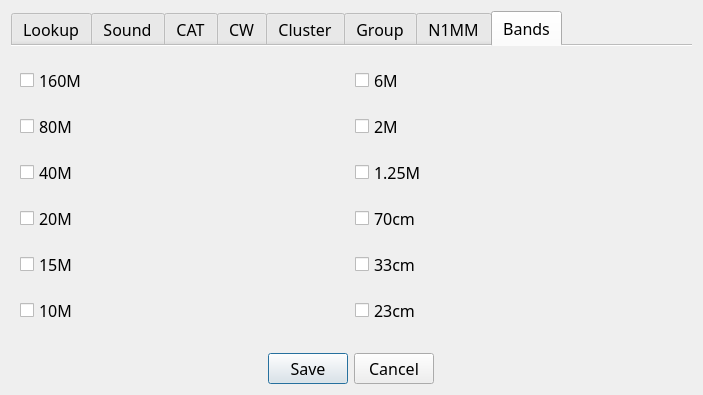
Above: not1mm/data/configuration.ui from mbridak/not1mm before the change. Below: the same form after it.
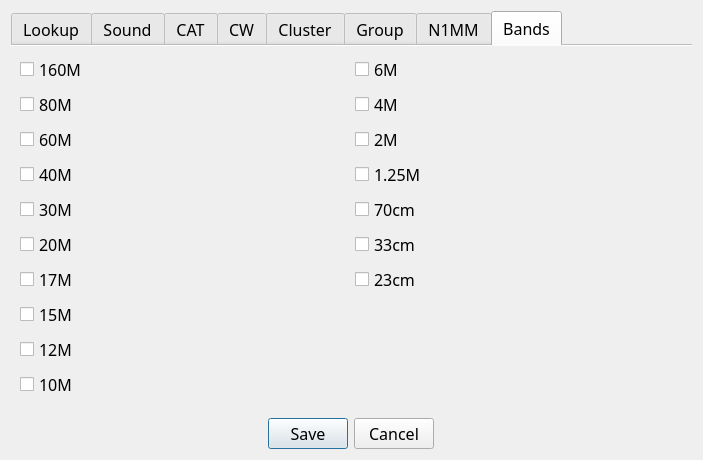
That is the form after the change. The open tabs and pages were chosen to show the change.

Commit message: Fixed band inconsistencies

Patch:
```diff
--- a/not1mm/data/configuration.ui
+++ b/not1mm/data/configuration.ui
@@ -1499,34 +1499,6 @@
        <string>Bands</string>
       </attribute>
       <layout class="QGridLayout" name="gridLayout_9">
-       <item row="1" column="1">
-        <widget class="QCheckBox" name="activate_2m">
-         <property name="text">
-          <string>2M</string>
-         </property>
-        </widget>
-       </item>
-       <item row="2" column="1">
-        <widget class="QCheckBox" name="activate_1dot25">
-         <property name="text">
-          <string>1.25M</string>
-         </property>
-        </widget>
-       </item>
-       <item row="2" column="0">
-        <widget class="QCheckBox" name="activate_40m">
-         <property name="text">
-          <string>40M</string>
-         </property>
-        </widget>
-       </item>
-       <item row="1" column="0">
-        <widget class="QCheckBox" name="activate_80m">
-         <property name="text">
-          <string>80M</string>
-         </property>
-        </widget>
-       </item>
        <item row="0" column="0">
         <widget class="QCheckBox" name="activate_160m">
          <property name="text">
@@ -1534,49 +1506,112 @@
          </property>
         </widget>
        </item>
-       <item row="0" column="1">
-        <widget class="QCheckBox" name="activate_6m">
+	   <item row="1" column="0">
+        <widget class="QCheckBox" name="activate_80m">
          <property name="text">
-          <string>6M</string>
+          <string>80M</string>
          </property>
         </widget>
        </item>
-       <item row="3" column="0">
+       <item row="2" column="0">
+        <widget class="QCheckBox" name="activate_60m">
+         <property name="text">
+          <string>60M</string>
+         </property>
+        </widget>
+       </item>
+	   <item row="3" column="0">
+        <widget class="QCheckBox" name="activate_40m">
+         <property name="text">
+          <string>40M</string>
+         </property>
+        </widget>
+       </item>
+	   <item row="4" column="0">
+        <widget class="QCheckBox" name="activate_30m">
+         <property name="text">
+          <string>30M</string>
+         </property>
+        </widget>
+       </item>
+       <item row="5" column="0">
         <widget class="QCheckBox" name="activate_20m">
          <property name="text">
           <string>20M</string>
          </property>
         </widget>
        </item>
-       <item row="4" column="0">
+	   <item row="6" column="0">
+        <widget class="QCheckBox" name="activate_17m">
+         <property name="text">
+          <string>17M</string>
+         </property>
+        </widget>
+       </item>
+       <item row="7" column="0">
         <widget class="QCheckBox" name="activate_15m">
          <property name="text">
           <string>15M</string>
          </property>
         </widget>
        </item>
-       <item row="5" column="0">
+	   <item row="8" column="0">
+        <widget class="QCheckBox" name="activate_12m">
+         <property name="text">
+          <string>12M</string>
+         </property>
+        </widget>
+       </item>
+       <item row="9" column="0">
         <widget class="QCheckBox" name="activate_10m">
          <property name="text">
           <string>10M</string>
          </property>
         </widget>
        </item>
+	   <item row="0" column="1">
+        <widget class="QCheckBox" name="activate_6m">
+         <property name="text">
+          <string>6M</string>
+         </property>
+        </widget>
+       </item>
+	   <item row="1" column="1">
+        <widget class="QCheckBox" name="activate_4m">
+         <property name="text">
+          <string>4M</string>
+         </property>
+        </widget>
+       </item>
+	   <item row="2" column="1">
+        <widget class="QCheckBox" name="activate_2m">
+         <property name="text">
+          <string>2M</string>
+         </property>
+        </widget>
+       </item>
        <item row="3" column="1">
+        <widget class="QCheckBox" name="activate_1dot25">
+         <property name="text">
+          <string>1.25M</string>
+         </property>
+        </widget>
+       </item>
+       <item row="4" column="1">
         <widget class="QCheckBox" name="activate_70cm">
          <property name="text">
           <string>70cm</string>
          </property>
         </widget>
        </item>
-       <item row="4" column="1">
+       <item row="5" column="1">
         <widget class="QCheckBox" name="activate_33cm">
          <property name="text">
           <string>33cm</string>
          </property>
         </widget>
        </item>
-       <item row="5" column="1">
+       <item row="6" column="1">
         <widget class="QCheckBox" name="activate_23cm">
          <property name="text">
           <string>23cm</string>
```
The commit also changes 1 other file.
